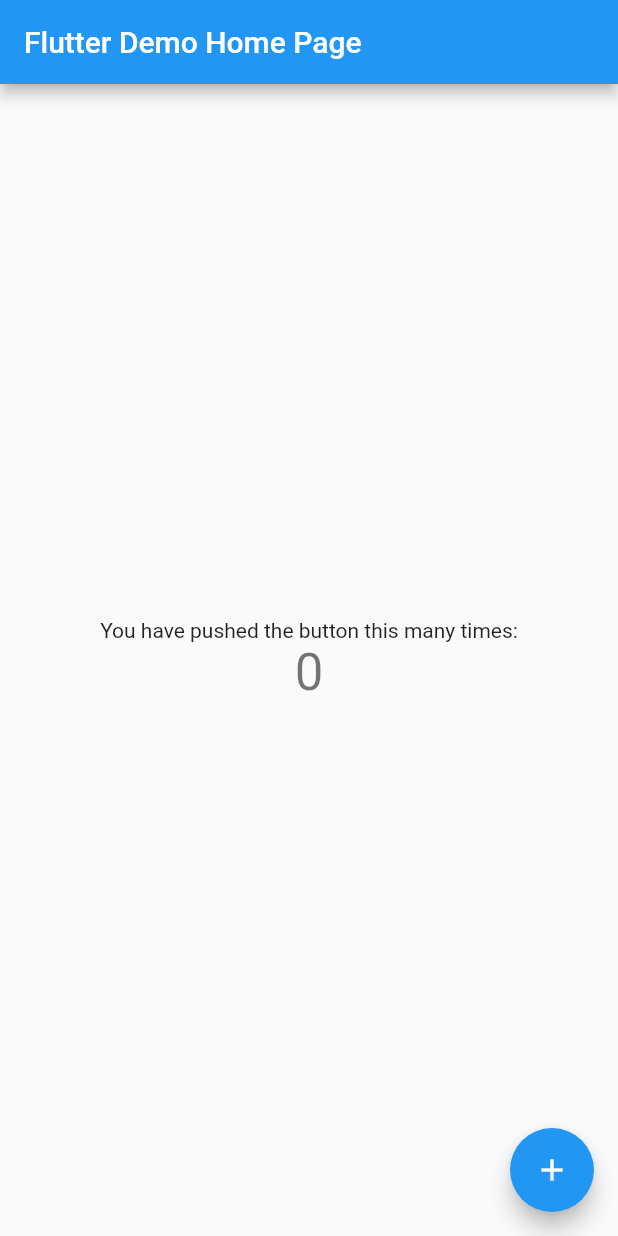
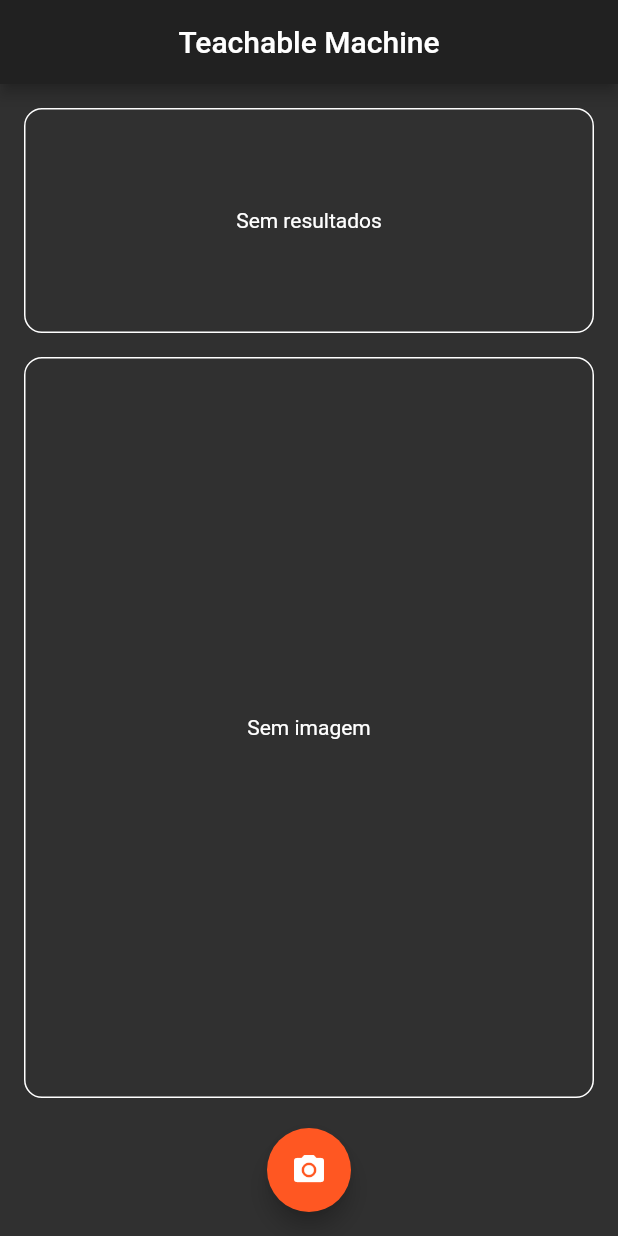
Before and after one commit to kleberandrade/teachable-ml-flutter, a Flutter app: the screen it shows after launch, on a phone screen of 412 x 824 dp. Run offline on Flutter 3.47's test engine with Material 2 defaults, Android fonts, the phone set to English and light mode, and no system bars; our stand-ins replace image_picker, percent_indicator; missing offline and left inert: tflite.

```diff
--- /dev/null
+++ b/assets/labels.txt
@@ -0,0 +1,2 @@
+0 Gato
+1 Cachorro
--- /dev/null
+++ b/lib/helpers/tflite_helper.dart
@@ -0,0 +1,39 @@
+import 'dart:async';
+import 'dart:io';
+import 'package:teachable_ml/models/tflite_result.dart';
+import 'package:tflite/tflite.dart';
+
+class TFLiteHelper {
+  static Future loadModel() async {
+    await Tflite.loadModel(
+      model: "assets/model_unquant.tflite",
+      labels: "assets/labels.txt",
+      numThreads: 1,
+    );
+  }
+
+  static void dispose() {
+    Tflite.close();
+  }
+
+  static Future<List<TFLiteResult>> classifyImage(File image) async {
+    List<TFLiteResult> outputs = [];
+    var output = await Tflite.runModelOnImage(
+      path: image.path,
+      imageMean: 0.0,
+      imageStd: 255.0,
+      numResults: 2,
+      threshold: 0.2,
+      asynch: true,
+    );
+
+    output.forEach((value) {
+      final element = TFLiteResult.fromModel(value);
+      outputs.add(element);
+    });
+
+    print(outputs);
+
+    return outputs;
+  }
+}
--- a/lib/main.dart
+++ b/lib/main.dart
@@ -1,111 +1,31 @@
 import 'package:flutter/material.dart';
+import 'package:flutter/services.dart';
+import 'package:teachable_ml/pages/home_page.dart';
 
 void main() => runApp(MyApp());
 
 class MyApp extends StatelessWidget {
-  // This widget is the root of your application.
   @override
   Widget build(BuildContext context) {
+    SystemChrome.setPreferredOrientations([
+      DeviceOrientation.portraitUp,
+      DeviceOrientation.portraitDown,
+    ]);
+
     return MaterialApp(
-      title: 'Flutter Demo',
-      theme: ThemeData(
-        // This is the theme of your application.
-        //
-        // Try running your application with "flutter run". You'll see the
-        // application has a blue toolbar. Then, without quitting the app, try
-        // changing the primarySwatch below to Colors.green and then invoke
-        // "hot reload" (press "r" in the console where you ran "flutter run",
-        // or simply save your changes to "hot reload" in a Flutter IDE).
-        // Notice that the counter didn't reset back to zero; the application
-        // is not restarted.
-        primarySwatch: Colors.blue,
-      ),
-      home: MyHomePage(title: 'Flutter Demo Home Page'),
+      debugShowCheckedModeBanner: false,
+      title: 'TFLite (Cat or Dog)',
+      theme: _buildTheme(),
+      home: HomePage(),
+    );
+  }
+
+  _buildTheme() {
+    return ThemeData(
+      brightness: Brightness.dark,
+      primaryColor: Color(0xFF212121),
+      accentColor: Colors.deepOrange,
+      primarySwatch: Colors.deepOrange,
     );
   }
 }
-
-class MyHomePage extends StatefulWidget {
-  MyHomePage({Key key, this.title}) : super(key: key);
-
-  // This widget is the home page of your application. It is stateful, meaning
-  // that it has a State object (defined below) that contains fields that affect
-  // how it looks.
-
-  // This class is the configuration for the state. It holds the values (in this
-  // case the title) provided by the parent (in this case the App widget) and
-  // used by the build method of the State. Fields in a Widget subclass are
-  // always marked "final".
-
-  final String title;
-
-  @override
-  _MyHomePageState createState() => _MyHomePageState();
-}
-
-class _MyHomePageState extends State<MyHomePage> {
-  int _counter = 0;
-
-  void _incrementCounter() {
-    setState(() {
-      // This call to setState tells the Flutter framework that something has
-      // changed in this State, which causes it to rerun the build method below
-      // so that the display can reflect the updated values. If we changed
-      // _counter without calling setState(), then the build method would not be
-      // called again, and so nothing would appear to happen.
-      _counter++;
-    });
-  }
-
-  @override
-  Widget build(BuildContext context) {
-    // This method is rerun every time setState is called, for instance as done
-    // by the _incrementCounter method above.
-    //
-    // The Flutter framework has been optimized to make rerunning build methods
-    // fast, so that you can just rebuild anything that needs updating rather
-    // than having to individually change instances of widgets.
-    return Scaffold(
-      appBar: AppBar(
-        // Here we take the value from the MyHomePage object that was created by
-        // the App.build method, and use it to set our appbar title.
-        title: Text(widget.title),
-      ),
-      body: Center(
-        // Center is a layout widget. It takes a single child and positions it
-        // in the middle of the parent.
-        child: Column(
-          // Column is also a layout widget. It takes a list of children and
-          // arranges them vertically. By default, it sizes itself to fit its
-          // children horizontally, and tries to be as tall as its parent.
-          //
-          // Invoke "debug painting" (press "p" in the console, choose the
-          // "Toggle Debug Paint" action from the Flutter Inspector in Android
-          // Studio, or the "Toggle Debug Paint" command in Visual Studio Code)
-          // to see the wireframe for each widget.
-          //
-          // Column has various properties to control how it sizes itself and
-          // how it positions its children. Here we use mainAxisAlignment to
-          // center the children vertically; the main axis here is the vertical
-          // axis because Columns are vertical (the cross axis would be
-          // horizontal).
-          mainAxisAlignment: MainAxisAlignment.center,
-          children: <Widget>[
-            Text(
-              'You have pushed the button this many times:',
-            ),
-            Text(
-              '$_counter',
-              style: Theme.of(context).textTheme.display1,
-            ),
-          ],
-        ),
-      ),
-      floatingActionButton: FloatingActionButton(
-        onPressed: _incrementCounter,
-        tooltip: 'Increment',
-        child: Icon(Icons.add),
-      ), // This trailing comma makes auto-formatting nicer for build methods.
-    );
-  }
-}
--- /dev/null
+++ b/lib/models/tflite_result.dart
@@ -0,0 +1,13 @@
+class TFLiteResult {
+  double confidence;
+  int id;
+  String label;
+
+  TFLiteResult(this.confidence, this.id, this.label);
+
+  TFLiteResult.fromModel(dynamic model) {
+    confidence = model['confidence'];
+    id = model['index'];
+    label = model['label'];
+  }
+}
--- /dev/null
+++ b/lib/pages/home_page.dart
@@ -0,0 +1,144 @@
+import 'dart:io';
+
+import 'package:flutter/material.dart';
+import 'package:percent_indicator/linear_percent_indicator.dart';
+import 'package:teachable_ml/helpers/camera_helper.dart';
+import 'package:teachable_ml/helpers/tflite_helper.dart';
+import 'package:teachable_ml/models/tflite_result.dart';
+
+class HomePage extends StatefulWidget {
+  @override
+  _HomePageState createState() => _HomePageState();
+}
+
+class _HomePageState extends State<HomePage> {
+  File _image;
+  List<TFLiteResult> _outputs = [];
+
+  @override
+  void initState() {
+    super.initState();
+    TFLiteHelper.loadModel();
+  }
+
+  @override
+  void dispose() {
+    TFLiteHelper.dispose();
+    super.dispose();
+  }
+
+  @override
+  Widget build(BuildContext context) {
+    return Scaffold(
+      appBar: AppBar(
+        centerTitle: true,
+        title: Text('Teachable Machine'),
+      ),
+      floatingActionButton: FloatingActionButton(
+        child: Icon(Icons.photo_camera),
+        onPressed: _pickImage,
+      ),
+      floatingActionButtonLocation: FloatingActionButtonLocation.centerFloat,
+      body: SafeArea(
+        child: Column(
+          mainAxisAlignment: MainAxisAlignment.spaceBetween,
+          crossAxisAlignment: CrossAxisAlignment.center,
+          children: <Widget>[
+            _buildResult(),
+            _buildImage(),
+          ],
+        ),
+      ),
+    );
+  }
+
+  _buildImage() {
+    return Expanded(
+      child: Padding(
+        padding: const EdgeInsets.fromLTRB(16.0, 16.0, 16.0, 92.0),
+        child: Container(
+          padding: EdgeInsets.all(8.0),
+          decoration: BoxDecoration(
+            border: Border.all(
+              color: Colors.white,
+              width: 1,
+            ),
+            borderRadius: BorderRadius.circular(12),
+          ),
+          child: Center(
+            child: _image == null
+                ? Text('Sem imagem')
+                : Image.file(
+                    _image,
+                    fit: BoxFit.cover,
+                  ),
+          ),
+        ),
+      ),
+    );
+  }
+
+  _pickImage() async {
+    final image = await CameraHelper.pickImage();
+    if (image == null) {
+      return null;
+    }
+
+    final outputs = await TFLiteHelper.classifyImage(image);
+
+    setState(() {
+      _image = image;
+      _outputs = outputs;
+    });
+  }
+
+  _buildResult() {
+    return Padding(
+      padding: const EdgeInsets.fromLTRB(16.0, 16.0, 16.0, 0.0),
+      child: Container(
+        height: 150.0,
+        decoration: BoxDecoration(
+          border: Border.all(
+            color: Colors.white,
+            width: 1,
+          ),
+          borderRadius: BorderRadius.circular(12),
+        ),
+        child: _buildResultList(),
+      ),
+    );
+  }
+
+  _buildResultList() {
+    if (_outputs.isEmpty) {
+      return Center(
+        child: Text('Sem resultados'),
+      );
+    }
+
+    return Center(
+      child: ListView.builder(
+        itemCount: _outputs.length,
+        shrinkWrap: true,
+        padding: const EdgeInsets.all(20.0),
+        itemBuilder: (BuildContext context, int index) {
+          return Column(
+            children: <Widget>[
+              Text(
+                '${_outputs[index].label} ( ${(_outputs[index].confidence * 100.0).toStringAsFixed(2)} % )',
+                style: TextStyle(fontWeight: FontWeight.w500),
+              ),
+              SizedBox(
+                height: 10.0,
+              ),
+              LinearPercentIndicator(
+                lineHeight: 14.0,
+                percent: _outputs[index].confidence,
+              ),
+            ],
+          );
+        },
+      ),
+    );
+  }
+}
--- a/pubspec.yaml
+++ b/pubspec.yaml
@@ -8,8 +8,8 @@ environment:
 dependencies:
   flutter:
     sdk: flutter
-  cupertino_icons: ^0.1.2
   tflite: ^1.0.5
+  percent_indicator: ^2.1.1+1
   image_picker: ^0.6.4
 
 dev_dependencies:
@@ -18,3 +18,5 @@ dev_dependencies:
 
 flutter:
   uses-material-design: true
+  assets:
+    - assets/
```
Also changed, not shown: lib/helpers/camera_helper.dart (added, +12 -0 lines), pubspec.lock, 2 other files.
